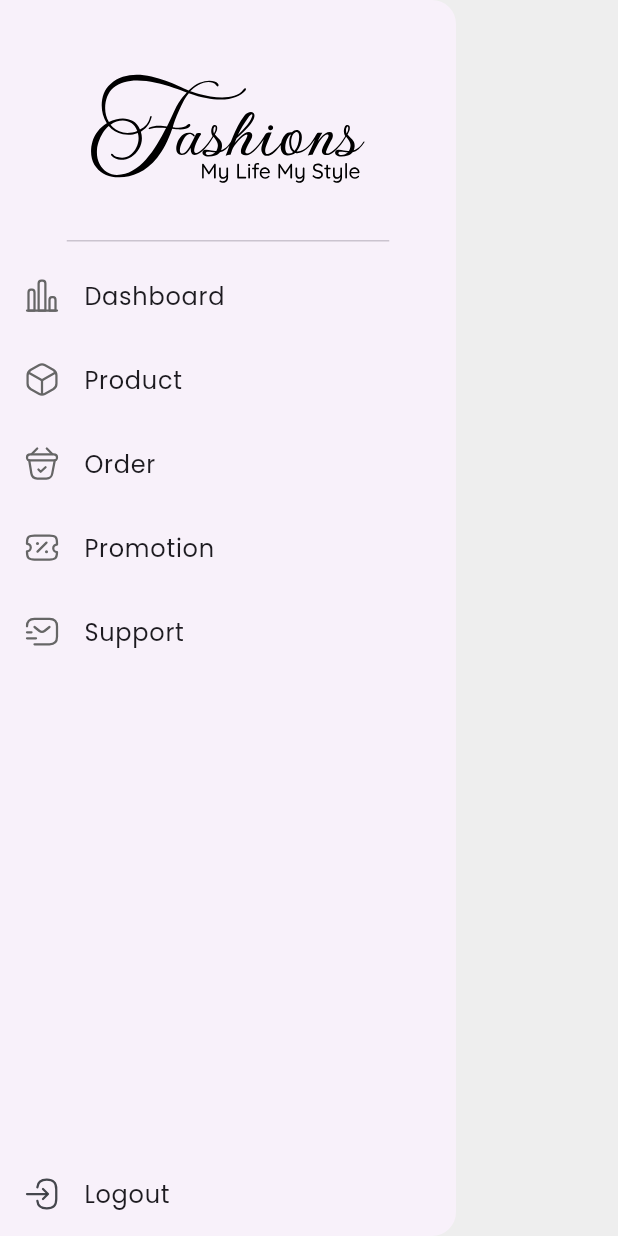
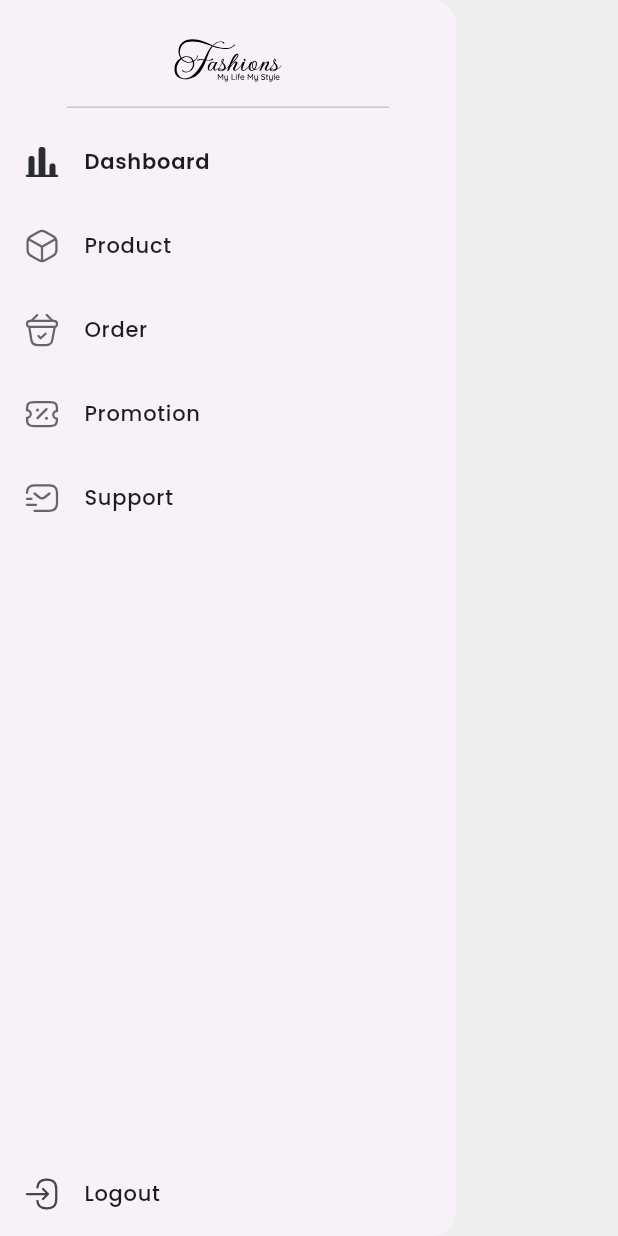
Before and after one commit to vinguyen1907/Admin-Ecommerce-App, a Flutter app: the SideMenu widget shown alone on an empty page, opened directly, on a phone screen of 412 x 824 dp. Run offline on Flutter 3.47's test engine with Material 2 defaults, Android fonts, the phone set to English and light mode, and no system bars; our stand-ins replace flutter_svg.

Commit message:
chore: setup navigation and restyle sidebar

```diff
--- /dev/null
+++ b/lib/constants/app_styles.dart
@@ -0,0 +1,12 @@
+import 'package:flutter/material.dart';
+
+class AppStyles {
+  static const TextStyle drawerListTileTitle = TextStyle(
+    fontSize: 14,
+    fontWeight: FontWeight.w500,
+  );
+  static const TextStyle drawerListTileTitleSelected = TextStyle(
+    fontSize: 14,
+    fontWeight: FontWeight.w600,
+  );
+}
--- a/lib/main.dart
+++ b/lib/main.dart
@@ -1,4 +1,6 @@
 import 'package:admin_ecommerce_app/constants/app_colors.dart';
+import 'package:admin_ecommerce_app/constants/app_routes.dart';
+import 'package:admin_ecommerce_app/screens/dashboard_screen/dashboard_screen.dart';
 import 'package:admin_ecommerce_app/screens/main_screen/main_screen.dart';
 import 'package:flutter/material.dart';
 
@@ -20,7 +22,9 @@ class MyApp extends StatelessWidget {
         colorScheme: ColorScheme.fromSeed(seedColor: Colors.deepPurple),
         useMaterial3: true,
       ),
-      home: const MainScreen(),
+      onGenerateRoute: AppRoutes().onGenerateRoute,
+      builder: (_, child) => MainScreen(child: child),
+      initialRoute: DashboardScreen.routeName,
     );
   }
 }
--- a/lib/screens/main_screen/main_screen.dart
+++ b/lib/screens/main_screen/main_screen.dart
@@ -3,7 +3,11 @@ import 'package:admin_ecommerce_app/screens/main_screen/widgets/side_menu.dart';
 import 'package:flutter/material.dart';
 
 class MainScreen extends StatelessWidget {
-  const MainScreen({super.key});
+  final Widget? child;
+
+  const MainScreen({super.key, this.child});
+
+  static const String routeName = "/";
 
   @override
   Widget build(BuildContext context) {
@@ -13,7 +17,7 @@ class MainScreen extends StatelessWidget {
           const Expanded(flex: 1, child: SideMenu()),
         Expanded(
           flex: 5,
-          child: Container(),
+          child: child ?? const SizedBox(),
         )
       ]),
     );
--- a/lib/screens/main_screen/widgets/drawer_listtile.dart
+++ b/lib/screens/main_screen/widgets/drawer_listtile.dart
@@ -1,21 +1,33 @@
 import 'package:admin_ecommerce_app/common_widgets/my_icon.dart';
+import 'package:admin_ecommerce_app/constants/app_styles.dart';
 import 'package:flutter/material.dart';
 
 class DrawerListTile extends StatelessWidget {
   final String title;
   final String icon;
+  final String selectedIcon;
   final VoidCallback onTap;
+  final bool isSelected;
 
   const DrawerListTile({
     super.key,
     required this.title,
     required this.icon,
+    required this.selectedIcon,
     required this.onTap,
+    required this.isSelected,
   });
 
   @override
   Widget build(BuildContext context) {
     return ListTile(
-        onTap: () {}, leading: MyIcon(icon: icon), title: Text(title));
+        onTap: onTap,
+        leading: MyIcon(icon: isSelected ? selectedIcon : icon),
+        title: Text(
+          title,
+          style: isSelected
+              ? AppStyles.drawerListTileTitleSelected
+              : AppStyles.drawerListTileTitle,
+        ));
   }
 }
--- a/lib/screens/main_screen/widgets/side_menu.dart
+++ b/lib/screens/main_screen/widgets/side_menu.dart
@@ -3,43 +3,64 @@ import 'package:admin_ecommerce_app/constants/app_assets.dart';
 import 'package:admin_ecommerce_app/screens/main_screen/widgets/drawer_listtile.dart';
 import 'package:flutter/material.dart';
 
-class SideMenu extends StatelessWidget {
+class SideMenu extends StatefulWidget {
   const SideMenu({super.key});
+
+  @override
+  State<SideMenu> createState() => _SideMenuState();
+}
+
+class _SideMenuState extends State<SideMenu> {
+  int selectedIndex = 0;
 
   @override
   Widget build(BuildContext context) {
     return Drawer(
       child: Column(
         children: [
-          const DrawerHeader(child: MyIcon(icon: AppAssets.icAppIcon)),
+          const SizedBox(
+              height: 80,
+              child: DrawerHeader(child: MyIcon(icon: AppAssets.icAppIcon))),
           DrawerListTile(
             icon: AppAssets.icChart,
+            selectedIcon: AppAssets.icChartBold,
+            isSelected: selectedIndex == 0,
             title: "Dashboard",
-            onTap: () {},
+            onTap: () => _onSelectItem(0),
           ),
           DrawerListTile(
             icon: AppAssets.icBox,
+            selectedIcon: AppAssets.icBoxBold,
+            isSelected: selectedIndex == 1,
             title: "Product",
-            onTap: () {},
+            onTap: () => _onSelectItem(1),
           ),
           DrawerListTile(
             icon: AppAssets.icBag,
+            selectedIcon: AppAssets.icBagBold,
+            isSelected: selectedIndex == 2,
             title: "Order",
-            onTap: () {},
+            onTap: () => _onSelectItem(2),
           ),
           DrawerListTile(
             icon: AppAssets.icPromotion,
+            selectedIcon: AppAssets.icPromotionBold,
+            isSelected: selectedIndex == 3,
             title: "Promotion",
-            onTap: () {},
+            onTap: () => _onSelectItem(3),
           ),
           DrawerListTile(
             icon: AppAssets.icSms,
+            selectedIcon: AppAssets.icSmsBold,
+            isSelected: selectedIndex == 4,
             title: "Support",
-            onTap: () {},
+            onTap: () => _onSelectItem(4),
           ),
           const Spacer(),
           DrawerListTile(
             icon: AppAssets.icLogout,
+            selectedIcon: AppAssets.icLogout,
+            isSelected: false,
             title: "Logout",
             onTap: () {},
           ),
@@ -47,4 +68,10 @@ class SideMenu extends StatelessWidget {
       ),
     );
   }
+
+  void _onSelectItem(int index) {
+    setState(() {
+      selectedIndex = index;
+    });
+  }
 }
```
Also changed, not shown: lib/constants/app_routes.dart (added, +23 -0 lines), lib/screens/dashboard_screen/dashboard_screen.dart (+11 -1 lines), lib/screens/order_screen/order_screen.dart (added, +19 -0 lines).
